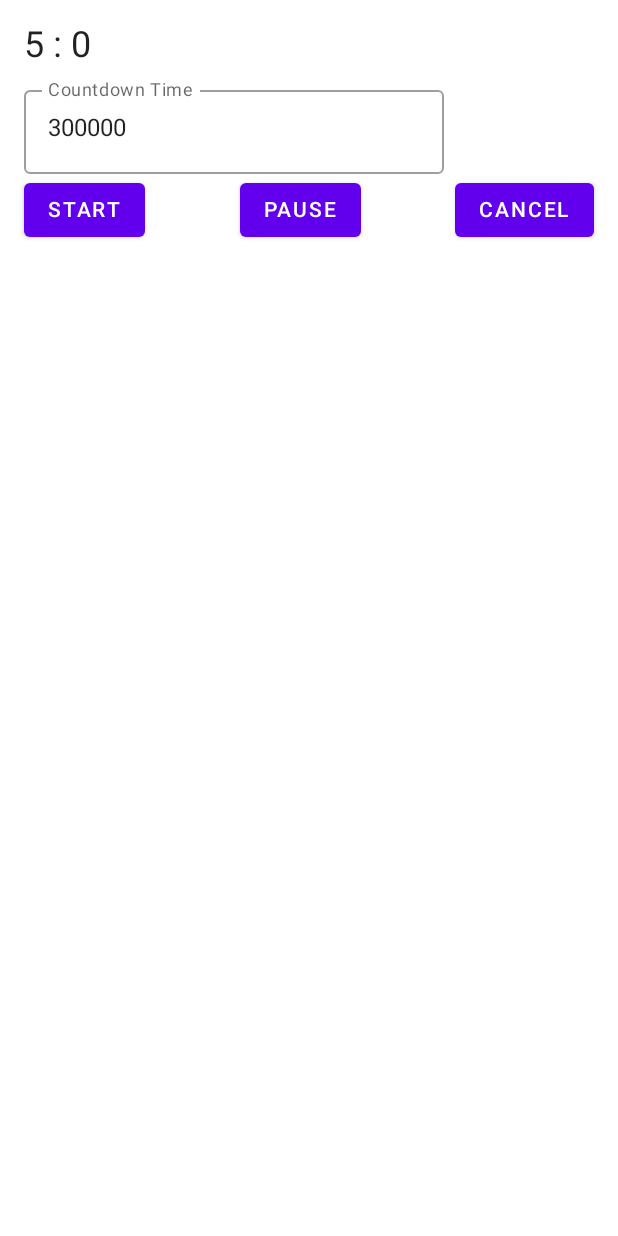
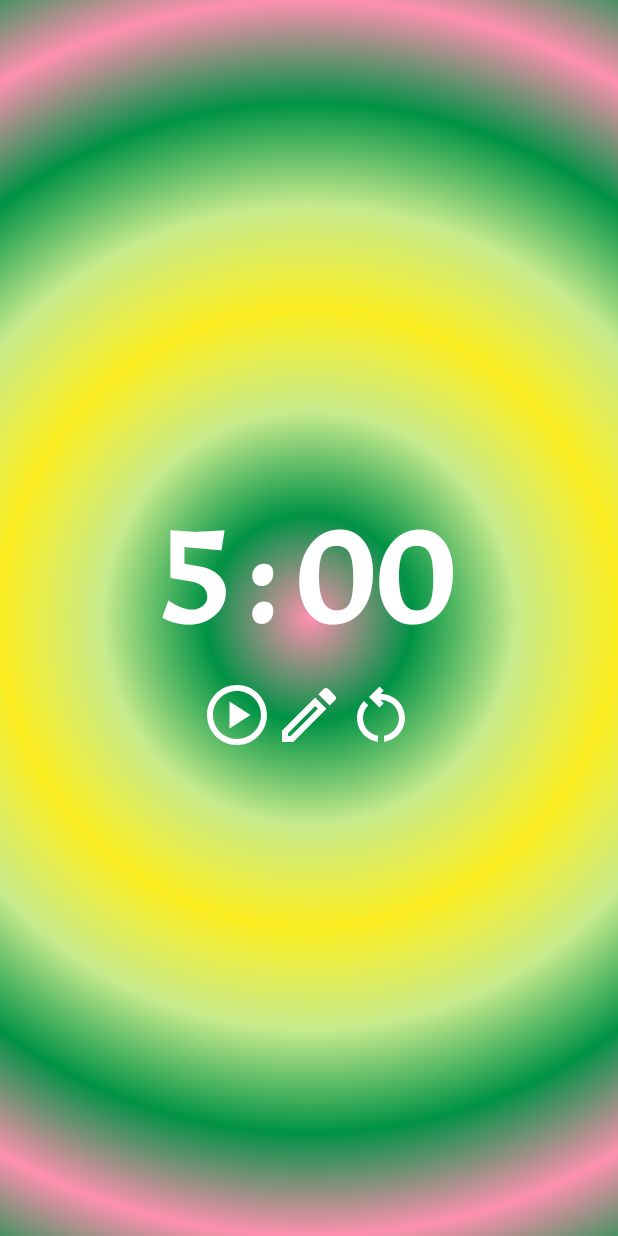
Before and after one commit to twerske/compose-challenge-week-2, an Android app built with Jetpack Compose: the screen it shows after launch (MainActivity), on a phone screen of 412 x 824 dp. Run offline under Robolectric (Android 15) with nearby library versions, the phone set to English and light mode, and no system bars; our stand-ins replace livedata-compose.

Commit message:
complete project

```diff
--- /dev/null
+++ b/app/src/main/java/com/example/androiddevchallenge/ControlsRow.kt
@@ -0,0 +1,91 @@
+package com.example.androiddevchallenge
+
+import android.os.CountDownTimer
+import androidx.compose.foundation.layout.Arrangement
+import androidx.compose.foundation.layout.Row
+import androidx.compose.foundation.layout.fillMaxWidth
+import androidx.compose.foundation.layout.size
+import androidx.compose.material.Icon
+import androidx.compose.material.IconButton
+import androidx.compose.material.icons.Icons
+import androidx.compose.material.icons.outlined.Edit
+import androidx.compose.material.icons.outlined.PauseCircle
+import androidx.compose.material.icons.outlined.PlayCircle
+import androidx.compose.material.icons.outlined.RestartAlt
+import androidx.compose.runtime.Composable
+import androidx.compose.runtime.getValue
+import androidx.compose.runtime.livedata.observeAsState
+import androidx.compose.ui.Modifier
+import androidx.compose.ui.graphics.Color
+import androidx.compose.ui.unit.dp
+
+@Composable
+fun ControlsRow(
+    viewModel: TimeViewModel,
+    countdown: CountDownTimer
+) {
+    val isRunning: Boolean by viewModel.isRunning.observeAsState(false)
+
+    Row(
+//        modifier = Modifier.fillMaxWidth(),
+        horizontalArrangement = Arrangement.SpaceAround
+    ) {
+        if (isRunning) {
+            IconButton(
+                modifier = Modifier.then(Modifier.size(48.dp)),
+                onClick = {
+                    viewModel.toggleIsRunning()
+                    countdown.cancel()
+                }) {
+                Icon(
+                    Icons.Outlined.PauseCircle, "Pause",
+                    tint = Color.White,
+                    modifier = Modifier
+                        .size(48.dp)
+                )
+            }
+        } else {
+            IconButton(
+                modifier = Modifier.then(Modifier.size(48.dp)),
+                onClick = {
+                    viewModel.toggleIsRunning()
+                    countdown.start()
+                }) {
+                Icon(
+                    Icons.Outlined.PlayCircle, "Start",
+                    tint = Color.White,
+                    modifier = Modifier
+                        .size(48.dp)
+                )
+            }
+
+            IconButton(
+                modifier = Modifier.then(Modifier.size(48.dp)),
+                onClick = {
+                    // TODO
+                }) {
+                Icon(
+                    Icons.Outlined.Edit, "Edit",
+                    tint = Color.White,
+                    modifier = Modifier
+                        .size(48.dp)
+                )
+            }
+
+            IconButton(
+                modifier = Modifier.then(Modifier.size(48.dp)),
+                onClick = {
+                    viewModel.toggleIsRunning()
+                    countdown.cancel()
+                    viewModel.onTimeChanged(1000L)
+                }) {
+                Icon(
+                    Icons.Outlined.RestartAlt, "Reset",
+                    tint = Color.White,
+                    modifier = Modifier
+                        .size(48.dp)
+                )
+            }
+        }
+    }
+}
--- a/app/src/main/java/com/example/androiddevchallenge/MainActivity.kt
+++ b/app/src/main/java/com/example/androiddevchallenge/MainActivity.kt
@@ -17,24 +17,26 @@ package com.example.androiddevchallenge
 
 import android.os.Build
 import android.os.Bundle
-import android.os.CountDownTimer
 import androidx.activity.compose.setContent
 import androidx.annotation.RequiresApi
 import androidx.appcompat.app.AppCompatActivity
 import androidx.compose.animation.ExperimentalAnimationApi
 import androidx.compose.foundation.ExperimentalFoundationApi
-import androidx.compose.foundation.layout.*
-import androidx.compose.material.*
-import androidx.compose.runtime.*
-import androidx.compose.runtime.livedata.observeAsState
+import androidx.compose.foundation.background
+import androidx.compose.foundation.layout.Box
+import androidx.compose.foundation.layout.fillMaxHeight
+import androidx.compose.foundation.layout.fillMaxWidth
+import androidx.compose.material.MaterialTheme
+import androidx.compose.material.Surface
+import androidx.compose.runtime.Composable
 import androidx.compose.ui.Modifier
+import androidx.compose.ui.geometry.Offset
+import androidx.compose.ui.graphics.Brush
+import androidx.compose.ui.graphics.Color
+import androidx.compose.ui.graphics.TileMode
 import androidx.compose.ui.tooling.preview.Preview
-import androidx.compose.ui.unit.dp
-import androidx.lifecycle.LiveData
-import androidx.lifecycle.MutableLiveData
-import androidx.lifecycle.ViewModel
 import androidx.lifecycle.viewmodel.compose.viewModel
-import com.example.androiddevchallenge.ui.theme.MyTheme
+import com.example.androiddevchallenge.ui.theme.*
 
 @ExperimentalFoundationApi
 @ExperimentalAnimationApi
@@ -44,20 +46,42 @@ class MainActivity : AppCompatActivity() {
         super.onCreate(savedInstanceState)
         setContent {
             MyTheme {
-                MyApp()
+                TimerApp()
             }
         }
     }
 }
 
-// Start building your app here!
 @ExperimentalFoundationApi
 @ExperimentalAnimationApi
 @RequiresApi(Build.VERSION_CODES.O)
 @Composable
-fun MyApp(timeViewModel: TimeViewModel = viewModel()) {
+fun TimerApp(timeViewModel: TimeViewModel = viewModel()) {
     Surface(color = MaterialTheme.colors.background) {
-        TimeDisplay(timeViewModel)
+        Box(modifier = Modifier
+            .fillMaxWidth()
+            .fillMaxHeight()
+            .background(
+                Brush.radialGradient(
+//                    listOf(darkPurple, orange, pink, lightPurple),
+                    listOf(lightPink, green, lime, yellow),
+                    tileMode = TileMode.Mirror
+                )
+//                Brush.sweepGradient(
+//                    listOf(
+//                        Color.Red,
+//                        Color.Yellow,
+//                        Color.Green,
+//                        Color.Cyan,
+//                        Color.Blue,
+//                        Color.Magenta,
+//                        Color.Red
+//                    ),
+//                )
+            )
+        ) {
+            TimeDisplay(timeViewModel)
+        }
     }
 }
 
@@ -68,7 +92,7 @@ fun MyApp(timeViewModel: TimeViewModel = viewModel()) {
 @Composable
 fun LightPreview() {
     MyTheme {
-        MyApp()
+        TimerApp()
     }
 }
 
@@ -79,90 +103,6 @@ fun LightPreview() {
 @Composable
 fun DarkPreview() {
     MyTheme(darkTheme = true) {
-        MyApp()
+        TimerApp()
     }
 }
-
-@ExperimentalAnimationApi
-@ExperimentalFoundationApi
-@OptIn(ExperimentalFoundationApi::class)
-@RequiresApi(Build.VERSION_CODES.O)
-@Composable
-fun TimeDisplay(viewModel: TimeViewModel) {
-    val time: Long by viewModel.time.observeAsState(300000L)
-    val countdown = object : CountDownTimer(time, 1000) {
-        override fun onTick(l: Long) {
-            viewModel.onTimeChanged(l)
-        }
-
-        override fun onFinish() {
-
-        }
-    }
-
-    Column(modifier = Modifier.padding(16.dp)) {
-        val m = viewModel.getMinutes()
-        val s = viewModel.getSeconds()
-
-        Text(
-            text = "$m : $s",
-            modifier = Modifier.padding(bottom = 8.dp),
-            style = MaterialTheme.typography.h5
-        )
-        OutlinedTextField(
-            value = time.toString(),
-            onValueChange = {
-                countdown.cancel()
-                viewModel.onTimeChanged(it.toLong())
-            },
-            label = { Text("Countdown Time") }
-        )
-        Row(
-            modifier = Modifier.fillMaxWidth(),
-            horizontalArrangement = Arrangement.SpaceBetween
-        ) {
-            Button(onClick = { countdown.start() }) {
-                Text(text = "START")
-            }
-            Button(onClick = { countdown.start() }) {
-                Text(text = "PAUSE")
-            }
-            Button(onClick = { countdown.cancel() }) {
-                Text(text = "CANCEL")
-            }
-        }
-    }
-}
-
-class TimeViewModel : ViewModel() {
-    private val _time = MutableLiveData(300000L)
-    val time: LiveData<Long> = _time
-
-    fun onTimeChanged(newTime: Long) {
-        _time.value = newTime
-    }
-
-    fun getMinutes(): Long {
-        return (_time.value!! / 1000) / 60
-    }
-
-    fun getSeconds(): Long {
-        return (_time.value!! / 1000) % 60
-    }
-
-//    fun getYears() {
-//        return (_time.value / 1000) / 60
-//    }
-
-//    fun getMonths() {
-//        return (_time.value / 1000) / 60
-//    }
-
-//    fun getDays() {
-//        return (_time.value / 1000) / 60
-//    }
-
-//    fun getHours() {
-//        return (_time.value / 1000) / 60
-//    }
-}
--- /dev/null
+++ b/app/src/main/java/com/example/androiddevchallenge/TimeDisplay.kt
@@ -0,0 +1,59 @@
+package com.example.androiddevchallenge
+
+import android.os.Build
+import android.os.CountDownTimer
+import androidx.annotation.RequiresApi
+import androidx.compose.animation.ExperimentalAnimationApi
+import androidx.compose.foundation.ExperimentalFoundationApi
+import androidx.compose.foundation.layout.*
+import androidx.compose.material.MaterialTheme
+import androidx.compose.material.Text
+import androidx.compose.runtime.Composable
+import androidx.compose.runtime.getValue
+import androidx.compose.runtime.livedata.observeAsState
+import androidx.compose.ui.Alignment
+import androidx.compose.ui.Modifier
+import androidx.compose.ui.graphics.Color
+import androidx.compose.ui.unit.dp
+
+@ExperimentalAnimationApi
+@ExperimentalFoundationApi
+@OptIn(ExperimentalFoundationApi::class)
+@RequiresApi(Build.VERSION_CODES.O)
+@Composable
+fun TimeDisplay(viewModel: TimeViewModel) {
+    val time: Long by viewModel.time.observeAsState(300000L)
+    val countdown = object : CountDownTimer(time, 1000) {
+        override fun onTick(l: Long) {
+            viewModel.onTimeChanged(l)
+        }
+
+        override fun onFinish() {
+
+        }
+    }
+
+    Column(
+        modifier = Modifier
+            .fillMaxWidth()
+            .fillMaxHeight()
+            .padding(start = 32.dp, end = 32.dp),
+        verticalArrangement = Arrangement.Center,
+        horizontalAlignment = Alignment.CenterHorizontally
+    ) {
+        val m = viewModel.getMinutes()
+        val s = viewModel.getSeconds()
+
+        Text(
+            text = "$m : $s",
+            modifier = Modifier.padding(bottom = 8.dp),
+            color = Color.White,
+            style = MaterialTheme.typography.h1
+        )
+
+        ControlsRow(
+            viewModel,
+            countdown
+        )
+    }
+}
--- /dev/null
+++ b/app/src/main/java/com/example/androiddevchallenge/TimeViewModel.kt
@@ -0,0 +1,48 @@
+package com.example.androiddevchallenge
+
+import android.os.CountDownTimer
+import androidx.lifecycle.LiveData
+import androidx.lifecycle.MutableLiveData
+import androidx.lifecycle.ViewModel
+
+class TimeViewModel : ViewModel() {
+    private val _isRunning = MutableLiveData(false)
+    val isRunning: LiveData<Boolean> = _isRunning
+
+    private val _time = MutableLiveData(300000L)
+    val time: LiveData<Long> = _time
+
+    fun toggleIsRunning() {
+        _isRunning.value = !_isRunning.value!!
+    }
+
+    fun onTimeChanged(newTime: Long) {
+        _time.value = newTime
+    }
+
+    fun getMinutes(): String {
+        return ((_time.value!! / 1000) / 60).toString()
+    }
+
+    fun getSeconds(): String {
+        return ((_time.value!! / 1000) % 60)
+            .toString()
+            .padStart(2, '0')
+    }
+
+//    fun getHours() {
+//        return (_time.value / 1000) / 60
+//    }
+
+//    fun getDays() {
+//        return (_time.value / 1000) / 60
+//    }
+
+//    fun getMonths() {
+//        return (_time.value / 1000) / 60
+//    }
+
+//    fun getYears() {
+//        return (_time.value / 1000) / 60
+//    }
+}
--- a/app/src/main/java/com/example/androiddevchallenge/ui/theme/Color.kt
+++ b/app/src/main/java/com/example/androiddevchallenge/ui/theme/Color.kt
@@ -17,7 +17,12 @@ package com.example.androiddevchallenge.ui.theme
 
 import androidx.compose.ui.graphics.Color
 
-val purple200 = Color(0xFFBB86FC)
-val purple500 = Color(0xFF6200EE)
-val purple700 = Color(0xFF3700B3)
-val teal200 = Color(0xFF03DAC5)
+val pink = Color(248, 105, 213)
+val darkPurple = Color(86, 80, 222)
+val lightPurple = Color(125, 119, 255)
+val orange = Color(255, 148, 130)
+
+val green = Color(0, 146, 69)
+val yellow = Color(252, 238, 33)
+val lime = Color(198, 234, 141)
+val lightPink = Color(254, 144, 175)
--- a/app/src/main/java/com/example/androiddevchallenge/ui/theme/Theme.kt
+++ b/app/src/main/java/com/example/androiddevchallenge/ui/theme/Theme.kt
@@ -22,15 +22,15 @@ import androidx.compose.material.lightColors
 import androidx.compose.runtime.Composable
 
 private val DarkColorPalette = darkColors(
-    primary = purple200,
-    primaryVariant = purple700,
-    secondary = teal200
+    primary = orange,
+    primaryVariant = lightPurple,
+    secondary = darkPurple
 )
 
 private val LightColorPalette = lightColors(
-    primary = purple500,
-    primaryVariant = purple700,
-    secondary = teal200
+    primary = pink,
+    primaryVariant = orange,
+    secondary = orange
 
         /* Other default colors to override
     background = Color.White,
--- a/app/src/main/java/com/example/androiddevchallenge/ui/theme/Type.kt
+++ b/app/src/main/java/com/example/androiddevchallenge/ui/theme/Type.kt
@@ -16,28 +16,27 @@
 package com.example.androiddevchallenge.ui.theme
 
 import androidx.compose.material.Typography
-import androidx.compose.ui.text.TextStyle
+import androidx.compose.ui.text.font.Font
 import androidx.compose.ui.text.font.FontFamily
-import androidx.compose.ui.text.font.FontWeight
-import androidx.compose.ui.unit.sp
+import com.example.androiddevchallenge.R
 
-// Set of Material typography styles to start with
+val Acme = FontFamily(
+    Font(R.font.acme_regular)
+)
+
+private val defaultTypography = Typography()
 val typography = Typography(
-    body1 = TextStyle(
-        fontFamily = FontFamily.Default,
-        fontWeight = FontWeight.Normal,
-        fontSize = 16.sp
-    )
-        /* Other default text styles to override
-    button = TextStyle(
-        fontFamily = FontFamily.Default,
-        fontWeight = FontWeight.W500,
-        fontSize = 14.sp
-    ),
-    caption = TextStyle(
-        fontFamily = FontFamily.Default,
-        fontWeight = FontWeight.Normal,
-        fontSize = 12.sp
-    )
-    */
+    h1 = defaultTypography.h1.copy(fontFamily = Acme),
+    h2 = defaultTypography.h2.copy(fontFamily = Acme),
+    h3 = defaultTypography.h3.copy(fontFamily = Acme),
+    h4 = defaultTypography.h4.copy(fontFamily = Acme),
+    h5 = defaultTypography.h5.copy(fontFamily = Acme),
+    h6 = defaultTypography.h6.copy(fontFamily = Acme),
+    subtitle1 = defaultTypography.subtitle1.copy(fontFamily = Acme),
+    subtitle2 = defaultTypography.subtitle2.copy(fontFamily = Acme),
+    body1 = defaultTypography.overline.copy(fontFamily = Acme),
+    body2 = defaultTypography.overline.copy(fontFamily = Acme),
+    button = defaultTypography.overline.copy(fontFamily = Acme),
+    caption = defaultTypography.overline.copy(fontFamily = Acme),
+    overline = defaultTypography.overline.copy(fontFamily = Acme)
 )
```
Also changed, not shown: app/src/main/res/font/acme_regular.ttf (added).
